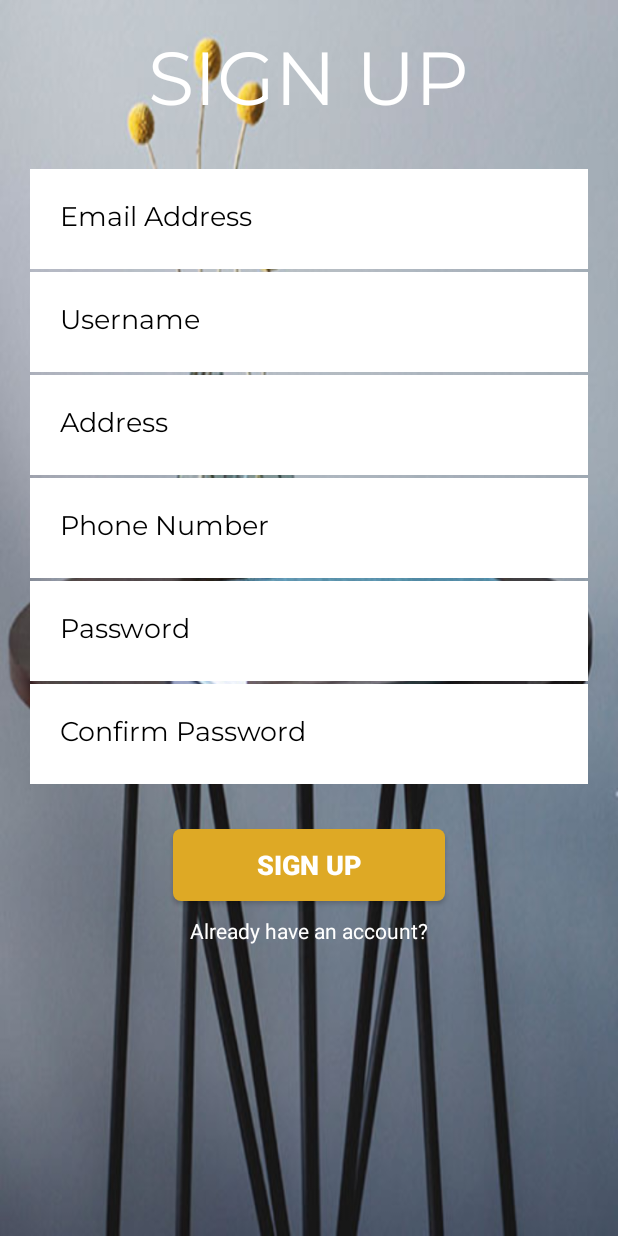
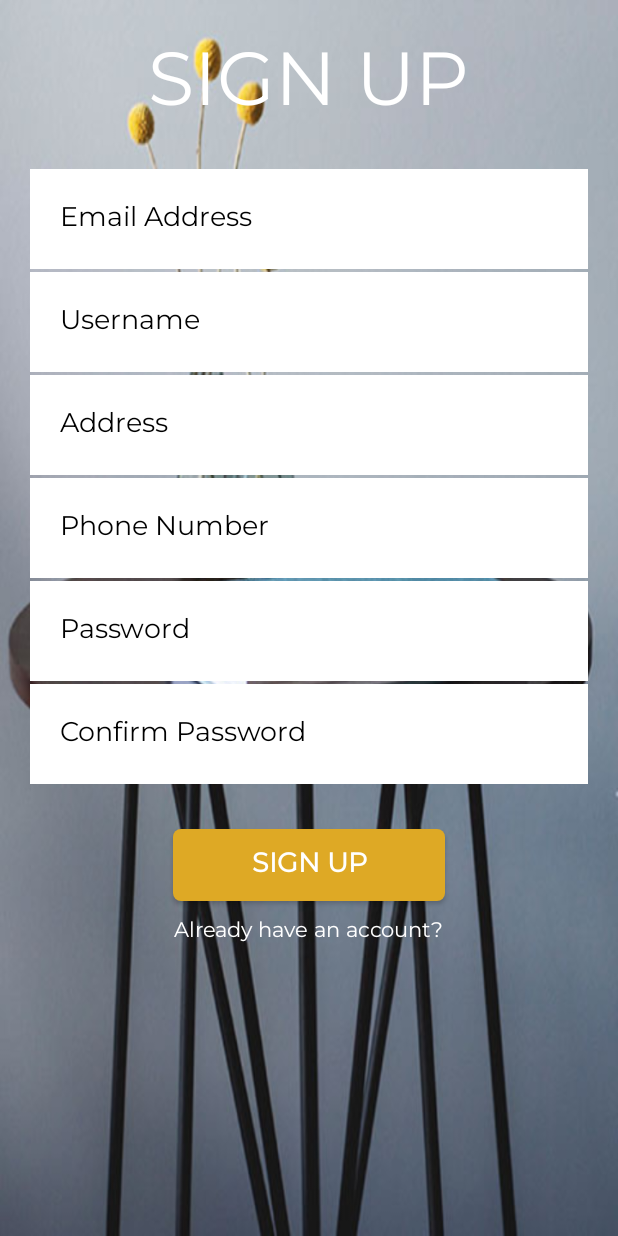
Before and after one commit to trieucaoduy/FurnitureApp, an Android app: the SignupActivity screen opened directly, with no data from a screen before it, on a phone screen of 412 x 824 dp. Run offline under Robolectric (Android 15) with nearby library versions, the phone set to English and light mode, and no system bars.

Commit message:
upload new file *

```diff
--- a/app/src/main/java/com/example/furniture/SignupActivity.java
+++ b/app/src/main/java/com/example/furniture/SignupActivity.java
@@ -1,14 +1,40 @@
 package com.example.furniture;
 
+import android.content.Intent;
 import android.os.Bundle;
+import android.view.View;
+import android.widget.Button;
+import android.widget.TextView;
 
 import androidx.annotation.Nullable;
 import androidx.appcompat.app.AppCompatActivity;
 
 public class SignupActivity extends AppCompatActivity {
+    private Button btnSignUp;
+    private TextView txtLogin;
+    private Intent intent;
+
     @Override
     public void onCreate(@Nullable Bundle savedInstanceState) {
         super.onCreate(savedInstanceState);
         setContentView(R.layout.activity_signup);
+        btnSignUp = findViewById(R.id.btnSignUp);
+        txtLogin = findViewById(R.id.txtLogin);
+
+        btnSignUp.setOnClickListener(new View.OnClickListener() {
+            @Override
+            public void onClick(View v) {
+                intent = new Intent(SignupActivity.this, LoginActivity.class);
+                startActivity(intent);
+            }
+        });
+
+        txtLogin.setOnClickListener(new View.OnClickListener() {
+            @Override
+            public void onClick(View v) {
+                intent = new Intent(SignupActivity.this, LoginActivity.class);
+                startActivity(intent);
+            }
+        });
     }
 }
--- a/app/src/main/res/layout/activity_signup.xml
+++ b/app/src/main/res/layout/activity_signup.xml
@@ -94,7 +94,7 @@
         android:layout_height="wrap_content"
         android:fontFamily="@font/montserrat"/>
     <Button
-        android:id="@+id/btnLogin"
+        android:id="@+id/btnSignUp"
         android:text="SIGN UP"
         android:textSize="18dp"
         android:textStyle="bold"
@@ -103,7 +103,8 @@
         android:layout_gravity="center"
         android:background="@drawable/btn_cus"
         android:layout_width="181dp"
-        android:layout_height="48dp"/>
+        android:layout_height="48dp"
+        android:fontFamily="@font/montserrat"/>
     <TextView
         android:id="@+id/txtLogin"
         android:text="Already have an account?"
@@ -112,5 +113,8 @@
         android:layout_gravity="center"
         android:layout_marginTop="10dp"
         android:layout_width="wrap_content"
-        android:layout_height="wrap_content"/>
+        android:layout_height="wrap_content"
+        android:onClick="onClick"
+        android:clickable="true"
+        android:fontFamily="@font/montserrat"/>
 </LinearLayout>
--- a/app/src/main/res/layout/recyclerview_item.xml
+++ b/app/src/main/res/layout/recyclerview_item.xml
@@ -24,7 +24,7 @@
             android:layout_height="wrap_content"
             android:fontFamily="@font/montserrat"
             android:textColor="#000000"
-            android:textSize="20sp"
+            android:textSize="17sp"
             android:textStyle="bold"
             android:layout_alignParentTop="true"
             android:layout_marginLeft="8dp"
@@ -36,7 +36,7 @@
             android:layout_height="wrap_content"
             android:fontFamily="@font/montserrat"
             android:textColor="#3c4245"
-            android:textSize="15sp"
+            android:textSize="13sp"
             android:layout_below="@+id/txtNameProduct"
             android:layout_marginLeft="8dp"/>
     </RelativeLayout>
```
Also changed, not shown: app/src/main/java/com/example/furniture/LoginActivity.java (+11 -0 lines), app/src/main/res/layout/actitvity_login.xml (+9 -4 lines).
